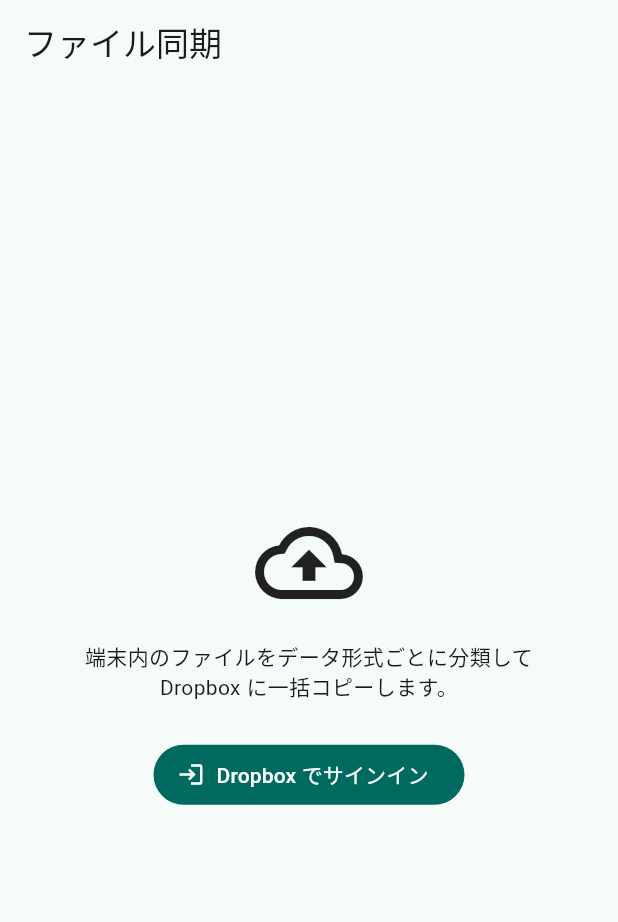
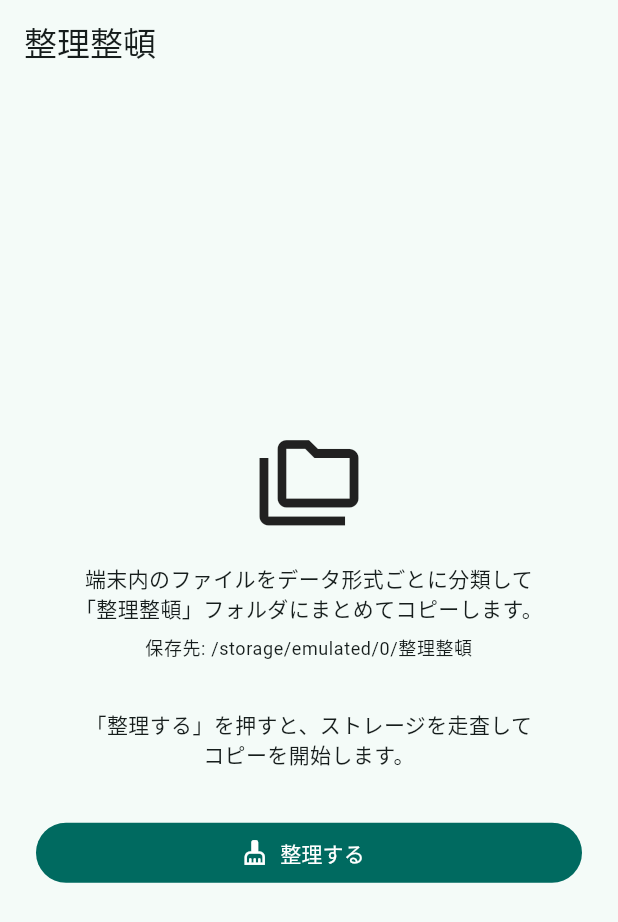
Before and after one commit to su-mi-ka/index3, a Flutter app: the screen it shows after launch, on a phone screen of 412 x 824 dp. Shown: the top 922 px of the screen. Run offline on Flutter 3.47's test engine with Material 3 defaults, Android fonts, the phone set to English and light mode, and no system bars; our stand-ins replace permission_handler.

Commit message:
Replace cloud upload with local organize-into-folder mode
Dropbox/クラウド連携を廃止し、端末内の「整理整頓」フォルダへ形式ごとにコピーする方式に変更。アカウント・ネットワーク不要。整理後の1フォルダをUSB/SD/PC/予備スマホへ自由にコピーできる。

- LocalOrganizer: /storage/emulated/0/整理整頓/<形式>/ へコピー。同名同サイズはスキップ、同名別サイズはリネーム、失敗は継続

- FileScanner が出力先 整理整頓/ をスキップ（再実行で二重取得しない）

- Dropbox 関連サービス・依存(http/flutter_web_auth_2/flutter_secure_storage/crypto)とOAuth設定を削除

Co-Authored-By: Claude Opus 4.8 <noreply@anthropic.com>

Claude-Session: https://claude.ai/code/session_01MTXykAmwCxTPurVD5eAHwi

```diff
--- a/lib/main.dart
+++ b/lib/main.dart
@@ -12,7 +12,7 @@ class FileSyncApp extends StatelessWidget {
   @override
   Widget build(BuildContext context) {
     return MaterialApp(
-      title: 'ファイル同期',
+      title: '整理整頓',
       theme: ThemeData(
         colorScheme: ColorScheme.fromSeed(seedColor: Colors.teal),
         useMaterial3: true,
--- a/lib/screens/home_screen.dart
+++ b/lib/screens/home_screen.dart
@@ -1,12 +1,11 @@
 import 'package:flutter/material.dart';
 import 'package:permission_handler/permission_handler.dart';
 
-import '../services/dropbox_auth_service.dart';
-import '../services/dropbox_uploader.dart';
 import '../services/file_scanner.dart';
+import '../services/local_organizer.dart';
 
 /// アプリの状態遷移。
-enum _Phase { idle, scanning, uploading, done }
+enum _Phase { idle, scanning, copying, done }
 
 class HomeScreen extends StatefulWidget {
   const HomeScreen({super.key});
@@ -16,51 +15,15 @@ class HomeScreen extends StatefulWidget {
 }
 
 class _HomeScreenState extends State<HomeScreen> {
-  final DropboxAuthService _auth = DropboxAuthService();
   final FileScanner _scanner = FileScanner();
 
+  /// 整理先（端末内ストレージ直下の「整理整頓」フォルダ）。
+  static const String _destinationRoot = '/storage/emulated/0/整理整頓';
+
   _Phase _phase = _Phase.idle;
-  bool _signedIn = false;
-
   int _scanFound = 0;
-  UploadProgress? _upload;
+  OrganizeProgress? _progress;
   String _message = '';
-
-  @override
-  void initState() {
-    super.initState();
-    // 2 回目以降は保存済みトークンから自動サインインを試みる。
-    _auth.restoreSession().then((bool ok) {
-      if (mounted) {
-        setState(() => _signedIn = ok);
-      }
-    });
-  }
-
-  Future<void> _handleSignIn() async {
-    if (!_auth.isConfigured) {
-      setState(() => _message = 'DROPBOX_APP_KEY が未設定です（README のセットアップ参照）');
-      return;
-    }
-    try {
-      final bool ok = await _auth.signIn();
-      setState(() {
-        _signedIn = ok;
-        _message = ok ? '' : 'サインインがキャンセルされました';
-      });
-    } catch (e) {
-      setState(() => _message = 'サインインに失敗しました: $e');
-    }
-  }
-
-  Future<void> _handleSignOut() async {
-    await _auth.signOut();
-    setState(() {
-      _signedIn = false;
-      _phase = _Phase.idle;
-      _message = '';
-    });
-  }
 
   /// ストレージ全体へのアクセス権限を要求する。
   ///
@@ -84,29 +47,16 @@ class _HomeScreenState extends State<HomeScreen> {
     return false;
   }
 
-  Future<void> _startSync() async {
+  Future<void> _start() async {
     if (!await _ensureStoragePermission()) {
       setState(() => _message = 'ストレージへのアクセス許可が必要です');
       return;
     }
 
-    final String? token = _auth.accessToken;
-    if (token == null) {
-      // トークンが切れている場合は復元を試みる。
-      final bool ok = await _auth.restoreSession();
-      if (!ok) {
-        setState(() {
-          _signedIn = false;
-          _message = '認証の有効期限が切れました。再度サインインしてください。';
-        });
-        return;
-      }
-    }
-
     setState(() {
       _phase = _Phase.scanning;
       _scanFound = 0;
-      _upload = null;
+      _progress = null;
       _message = '';
     });
 
@@ -121,114 +71,75 @@ class _HomeScreenState extends State<HomeScreen> {
     if (files.isEmpty) {
       setState(() {
         _phase = _Phase.done;
-        _message = 'アップロード対象のファイルが見つかりませんでした';
+        _message = '対象のファイルが見つかりませんでした';
       });
       return;
     }
 
-    setState(() => _phase = _Phase.uploading);
-    final DropboxUploader uploader = DropboxUploader(_auth.accessToken!);
+    setState(() => _phase = _Phase.copying);
+    final LocalOrganizer organizer = LocalOrganizer(_destinationRoot);
     try {
-      await uploader.uploadAll(
+      final OrganizeProgress result = await organizer.organize(
         files,
-        dateFolderName: _todayFolderName(),
-        onProgress: (UploadProgress p) {
+        onProgress: (OrganizeProgress p) {
           if (mounted) {
-            setState(() => _upload = p);
+            setState(() => _progress = p);
           }
         },
       );
       setState(() {
         _phase = _Phase.done;
-        _message = '同期が完了しました';
+        _progress = result;
+        _message = '整理が完了しました';
       });
     } catch (e) {
       setState(() {
         _phase = _Phase.done;
-        _message = 'アップロード中にエラーが発生しました: $e';
+        _message = '整理中にエラーが発生しました: $e';
       });
     }
   }
 
-  /// `YYYY-MM-DD` 形式の日付フォルダ名。
-  String _todayFolderName() {
-    final DateTime now = DateTime.now();
-    final String y = now.year.toString().padLeft(4, '0');
-    final String m = now.month.toString().padLeft(2, '0');
-    final String d = now.day.toString().padLeft(2, '0');
-    return '$y-$m-$d';
-  }
-
   @override
   Widget build(BuildContext context) {
+    final bool busy = _phase == _Phase.scanning || _phase == _Phase.copying;
     return Scaffold(
-      appBar: AppBar(
-        title: const Text('ファイル同期'),
-        actions: <Widget>[
-          if (_signedIn)
-            IconButton(
-              tooltip: 'サインアウト',
-              icon: const Icon(Icons.logout),
-              onPressed: _handleSignOut,
-            ),
-        ],
-      ),
+      appBar: AppBar(title: const Text('整理整頓')),
       body: Padding(
         padding: const EdgeInsets.all(24),
         child: Center(
-          child: _signedIn ? _buildSignedIn() : _buildSignIn(),
-        ),
-      ),
-    );
-  }
-
-  Widget _buildSignIn() {
-    return Column(
-      mainAxisSize: MainAxisSize.min,
-      children: <Widget>[
-        const Icon(Icons.cloud_upload_outlined, size: 72),
-        const SizedBox(height: 16),
-        const Text(
-          '端末内のファイルをデータ形式ごとに分類して\nDropbox に一括コピーします。',
-          textAlign: TextAlign.center,
-        ),
-        const SizedBox(height: 24),
-        FilledButton.icon(
-          onPressed: _handleSignIn,
-          icon: const Icon(Icons.login),
-          label: const Text('Dropbox でサインイン'),
-        ),
-        if (_message.isNotEmpty) ...<Widget>[
-          const SizedBox(height: 16),
-          Text(_message, style: const TextStyle(color: Colors.red)),
-        ],
-      ],
-    );
-  }
-
-  Widget _buildSignedIn() {
-    final bool busy = _phase == _Phase.scanning || _phase == _Phase.uploading;
-    return Column(
+          child: Column(
             mainAxisSize: MainAxisSize.min,
             crossAxisAlignment: CrossAxisAlignment.stretch,
             children: <Widget>[
+              const Icon(Icons.folder_copy_outlined, size: 72),
+              const SizedBox(height: 16),
               const Text(
-          'Dropbox に接続済みです',
+                '端末内のファイルをデータ形式ごとに分類して\n「整理整頓」フォルダにまとめてコピーします。',
                 textAlign: TextAlign.center,
+              ),
+              const SizedBox(height: 8),
+              Text(
+                '保存先: $_destinationRoot',
+                textAlign: TextAlign.center,
+                style: Theme.of(context).textTheme.bodySmall,
               ),
               const SizedBox(height: 32),
               _buildStatus(),
               const SizedBox(height: 32),
               FilledButton.icon(
-          onPressed: busy ? null : _startSync,
-          icon: const Icon(Icons.sync),
-          label: Text(busy ? '実行中…' : '今すぐ同期'),
+                onPressed: busy ? null : _start,
+                icon: const Icon(Icons.cleaning_services),
+                label: Text(busy ? '実行中…' : '整理する'),
               ),
               if (_message.isNotEmpty) ...<Widget>[
                 const SizedBox(height: 16),
                 Text(_message, textAlign: TextAlign.center),
               ],
             ],
+          ),
+        ),
+      ),
     );
   }
 
@@ -236,7 +147,7 @@ class _HomeScreenState extends State<HomeScreen> {
     switch (_phase) {
       case _Phase.idle:
         return const Text(
-          '「今すぐ同期」を押すと、ストレージを走査して\nアップロードを開始します。',
+          '「整理する」を押すと、ストレージを走査して\nコピーを開始します。',
           textAlign: TextAlign.center,
         );
       case _Phase.scanning:
@@ -247,17 +158,15 @@ class _HomeScreenState extends State<HomeScreen> {
             Text('ファイルを検索中… ($_scanFound 件)'),
           ],
         );
-      case _Phase.uploading:
-        final UploadProgress? p = _upload;
+      case _Phase.copying:
+        final OrganizeProgress? p = _progress;
         final double? value =
             (p != null && p.total > 0) ? p.done / p.total : null;
         return Column(
           children: <Widget>[
             LinearProgressIndicator(value: value),
             const SizedBox(height: 16),
-            if (p != null)
-              Text('アップロード中… ${p.done} / ${p.total}'
-                  '${p.failed > 0 ? '（失敗 ${p.failed}）' : ''}'),
+            if (p != null) Text('コピー中… ${p.done} / ${p.total}'),
             if (p != null && p.currentName.isNotEmpty) ...<Widget>[
               const SizedBox(height: 4),
               Text(
@@ -270,14 +179,17 @@ class _HomeScreenState extends State<HomeScreen> {
           ],
         );
       case _Phase.done:
-        final UploadProgress? p = _upload;
+        final OrganizeProgress? p = _progress;
         return Column(
           children: <Widget>[
             const Icon(Icons.check_circle, color: Colors.green, size: 48),
             const SizedBox(height: 8),
             if (p != null)
-              Text('${p.done} 件をアップロードしました'
-                  '${p.failed > 0 ? '（失敗 ${p.failed}）' : ''}'),
+              Text(
+                'コピー ${p.copied} 件 / スキップ ${p.skipped} 件'
+                '${p.failed > 0 ? ' / 失敗 ${p.failed} 件' : ''}',
+                textAlign: TextAlign.center,
+              ),
           ],
         );
     }
--- a/lib/services/file_scanner.dart
+++ b/lib/services/file_scanner.dart
@@ -25,6 +25,8 @@ class FileScanner {
     'Cache',
     '.thumbnails',
     'LOST.DIR',
+    // アプリ自身の出力先。再スキャンで整理済みファイルを二重に拾わないよう除外。
+    '整理整頓',
   };
 
   /// 走査対象のルート。既定では内部ストレージのユーザー領域。
```
Also changed, not shown: lib/services/dropbox_auth_service.dart (deleted, +0 -144 lines), lib/services/dropbox_uploader.dart (deleted, +0 -196 lines), lib/services/local_organizer.dart (added, +114 -0 lines), pubspec.yaml (+1 -9 lines), 3 other files. Lines whose indentation alone changed are shown as unchanged.
